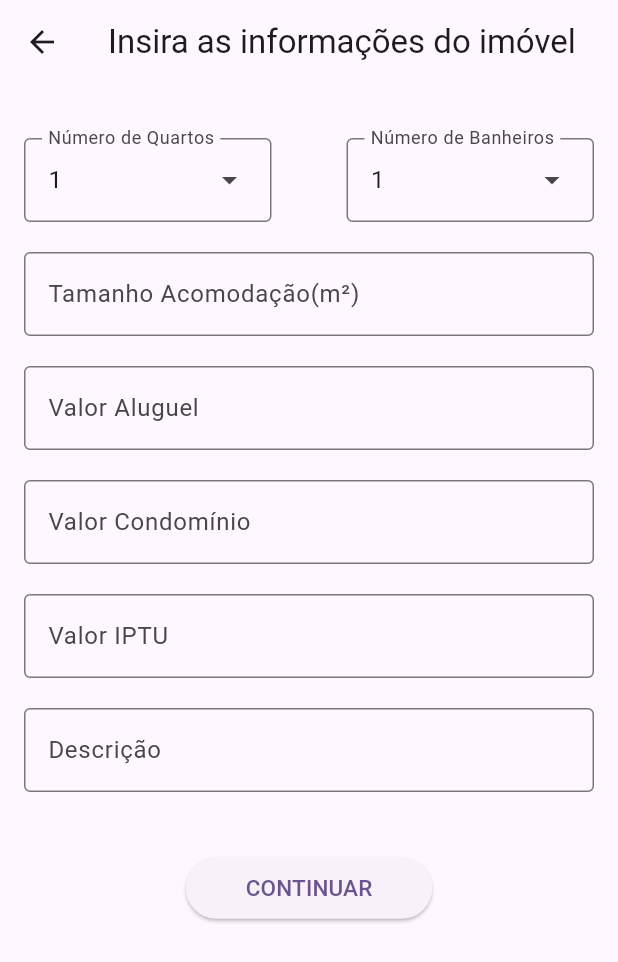
After one commit to Vitorrecoaro/DevMovel-MeAjudaApe-Flutter, a Flutter app: the NovoImovelForms2 screen opened by its route, on a phone screen of 412 x 824 dp. The commit adds this screen. Shown: the top 962 px of the screen. Run offline on Flutter 3.47's test engine with Material 2 defaults, Android fonts, the phone set to English and light mode, and no system bars; our stand-ins replace carousel_slider.

Commit message:
Starting second form screen

```diff
--- a/lib/main.dart
+++ b/lib/main.dart
@@ -1,6 +1,7 @@
 import 'package:dev_movel_me_ajuda_ape/pages/descricao.page.dart';
+import 'package:dev_movel_me_ajuda_ape/pages/forms2.imovel.dart';
 import 'package:dev_movel_me_ajuda_ape/pages/main.page.dart';
-import 'package:dev_movel_me_ajuda_ape/pages/novo.imovel.dart';
+import 'package:dev_movel_me_ajuda_ape/pages/forms.novo.imovel.dart';
 import 'package:dev_movel_me_ajuda_ape/state/main.state.dart';
 import 'package:flutter/material.dart';
 import 'package:provider/provider.dart';
@@ -21,7 +22,7 @@ class MyApp extends StatelessWidget {
         routes: {
           '/': (context) => MainPage(),
           '/description': (context) => DescricaoScreen(),
-          '/add': (context) => NovoImovel()
+          '/add': (context) => NovoImovelForms2()
         },
         title: 'Flutter Demo',
         theme: ThemeData(
--- /dev/null
+++ b/lib/pages/forms2.imovel.dart
@@ -0,0 +1,154 @@
+import 'package:flutter/material.dart';
+
+class NovoImovelForms2 extends StatefulWidget {
+  const NovoImovelForms2({super.key});
+
+  @override
+  State<NovoImovelForms2> createState() => _NovoImovelForms2State();
+}
+
+class _NovoImovelForms2State extends State<NovoImovelForms2> {
+  TextEditingController _tfM2Controller = TextEditingController();
+  TextEditingController _tfValController = TextEditingController();
+  TextEditingController _tfCondController = TextEditingController();
+  TextEditingController _tfIptuController = TextEditingController();
+  TextEditingController _tfDescController = TextEditingController();
+
+  final TextEditingController quartosController = TextEditingController();
+  final TextEditingController banheirosController = TextEditingController();
+  QuartosLabel? NquartosSelected;
+  BanheirosLabel? NbanheirosSelected;
+
+  @override
+  Widget build(BuildContext context) {
+    final List<DropdownMenuEntry<QuartosLabel>> nQuartos =
+        <DropdownMenuEntry<QuartosLabel>>[];
+    for (final QuartosLabel quartos in QuartosLabel.values) {
+      nQuartos.add(DropdownMenuEntry<QuartosLabel>(
+          value: quartos, label: quartos.label));
+    }
+
+    final List<DropdownMenuEntry<BanheirosLabel>> nBanheiros =
+        <DropdownMenuEntry<BanheirosLabel>>[];
+    for (final BanheirosLabel banheiros in BanheirosLabel.values) {
+      nBanheiros.add(DropdownMenuEntry<BanheirosLabel>(
+          value: banheiros, label: banheiros.label));
+    }
+
+    return Scaffold(
+      appBar: AppBar(
+        title: const Text('Insira as informações do imóvel'),
+      ),
+      body: Padding(
+        padding: const EdgeInsets.all(16.0),
+        child: Column(children: [
+          Padding(
+            padding: const EdgeInsets.symmetric(vertical: 20),
+            child: Row(
+              mainAxisAlignment: MainAxisAlignment.spaceBetween,
+              children: [
+                DropdownMenu<QuartosLabel>(
+                  initialSelection: QuartosLabel.um,
+                  controller: quartosController,
+                  label: const Text('Número de Quartos'),
+                  dropdownMenuEntries: nQuartos,
+                  onSelected: (QuartosLabel? quartos) {
+                    setState(() {
+                      NquartosSelected = quartos;
+                    });
+                  },
+                  width: 165,
+                ),
+                const SizedBox(width: 20),
+                DropdownMenu<BanheirosLabel>(
+                  initialSelection: BanheirosLabel.um,
+                  controller: banheirosController,
+                  label: const Text('Número de Banheiros'),
+                  dropdownMenuEntries: nBanheiros,
+                  onSelected: (BanheirosLabel? banheiros) {
+                    setState(() {
+                      NbanheirosSelected = banheiros;
+                    });
+                  },
+                  width: 165,
+                ),
+              ],
+            ),
+          ),
+          TextField(
+            controller: _tfM2Controller,
+            decoration: const InputDecoration(
+              labelText: 'Tamanho Acomodação(m²)',
+              border: OutlineInputBorder(),
+            ),
+          ),
+          const SizedBox(height: 20),
+          TextField(
+            controller: _tfValController,
+            decoration: const InputDecoration(
+              labelText: 'Valor Aluguel',
+              border: OutlineInputBorder(),
+            ),
+          ),
+          const SizedBox(height: 20),
+          TextField(
+            controller: _tfCondController,
+            decoration: const InputDecoration(
+              labelText: 'Valor Condomínio',
+              border: OutlineInputBorder(),
+            ),
+          ),
+          const SizedBox(height: 20),
+          TextField(
+            controller: _tfIptuController,
+            decoration: const InputDecoration(
+              labelText: 'Valor IPTU',
+              border: OutlineInputBorder(),
+            ),
+          ),
+          const SizedBox(height: 20),
+          TextField(
+            controller: _tfDescController,
+            decoration: const InputDecoration(
+              labelText: 'Descrição',
+              border: OutlineInputBorder(),
+            ),
+          ),
+          const SizedBox(height: 40),
+          ElevatedButton(
+            onPressed: () {},
+            style: ElevatedButton.styleFrom(
+                padding:
+                    const EdgeInsets.symmetric(vertical: 10, horizontal: 40)),
+            child: const Text(
+              'CONTINUAR',
+              style: TextStyle(fontSize: 15),
+            ),
+          ),
+        ]),
+      ),
+    );
+  }
+}
+
+enum QuartosLabel {
+  um('1'),
+  dois('2'),
+  tres('3'),
+  quatro('4'),
+  cinco('5');
+
+  const QuartosLabel(this.label);
+  final String label;
+}
+
+enum BanheirosLabel {
+  um('1'),
+  dois('2'),
+  tres('3'),
+  quatro('4'),
+  cinco('5');
+
+  const BanheirosLabel(this.label);
+  final String label;
+}
```
Also changed, not shown: lib/pages/forms.novo.imovel.dart (added, +94 -0 lines), lib/pages/novo.imovel.dart (deleted, +0 -84 lines).
